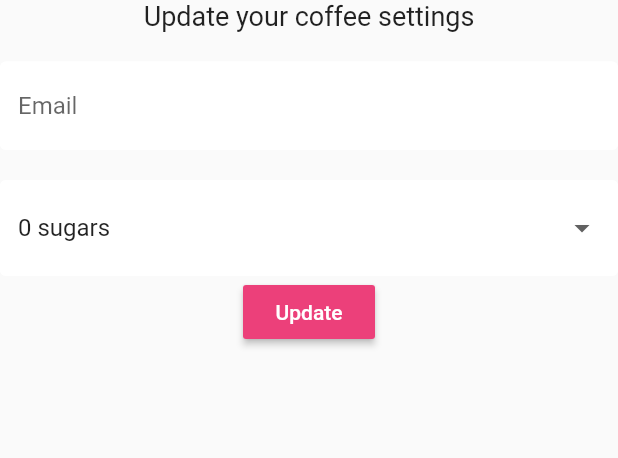
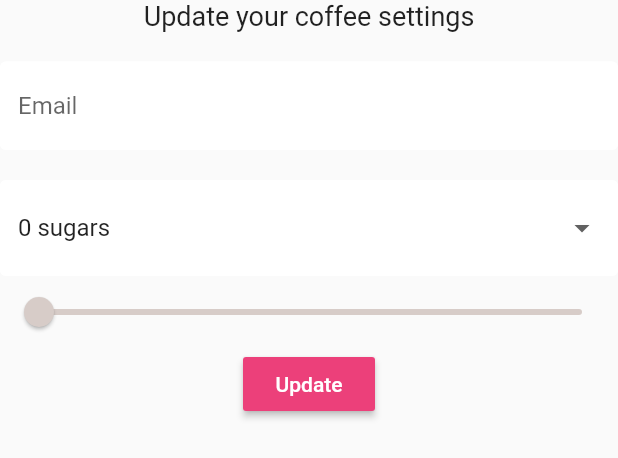
Before and after one commit to niaperedo/brew_coffee, a Flutter app: the SettingsForm widget shown alone on an empty page, opened directly, on a phone screen of 412 x 824 dp. Shown: the top 458 px of the screen. Run offline on Flutter 3.47's test engine with Material 2 defaults, Android fonts, the phone set to English and light mode, and no system bars; our stand-ins replace cloud_firestore, firebase_auth, flutter_spinkit; accounts and stored records are empty.

Commit message:
Add lesson 23

```diff
--- a/lib/screens/home/settings_form.dart
+++ b/lib/screens/home/settings_form.dart
@@ -44,6 +44,15 @@ class _SettingsFormState extends State<SettingsForm> {
             }).toList(),
             onChanged: (val) => setState(() => _currentSugars = val)
           ),
+          Slider(
+            value: (_currentStrength ?? 100.0).toDouble(),
+            activeColor: Colors.brown[_currentStrength ?? 100],
+            inactiveColor: Colors.brown[_currentStrength ?? 100],
+            min: 100.0,
+            max: 900.0,
+            divisions: 8,
+            onChanged: (val) => setState(() => _currentStrength = val.round()),
+          ),
           RaisedButton(
             color: Colors.pink[400],
             child: Text(
```
